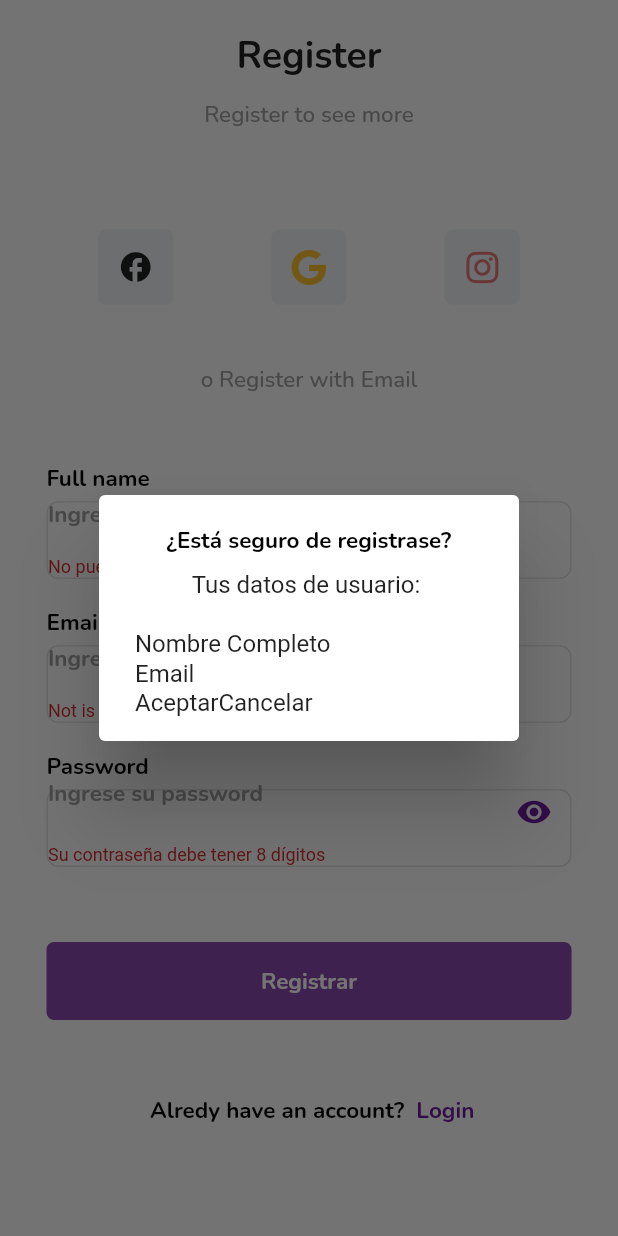
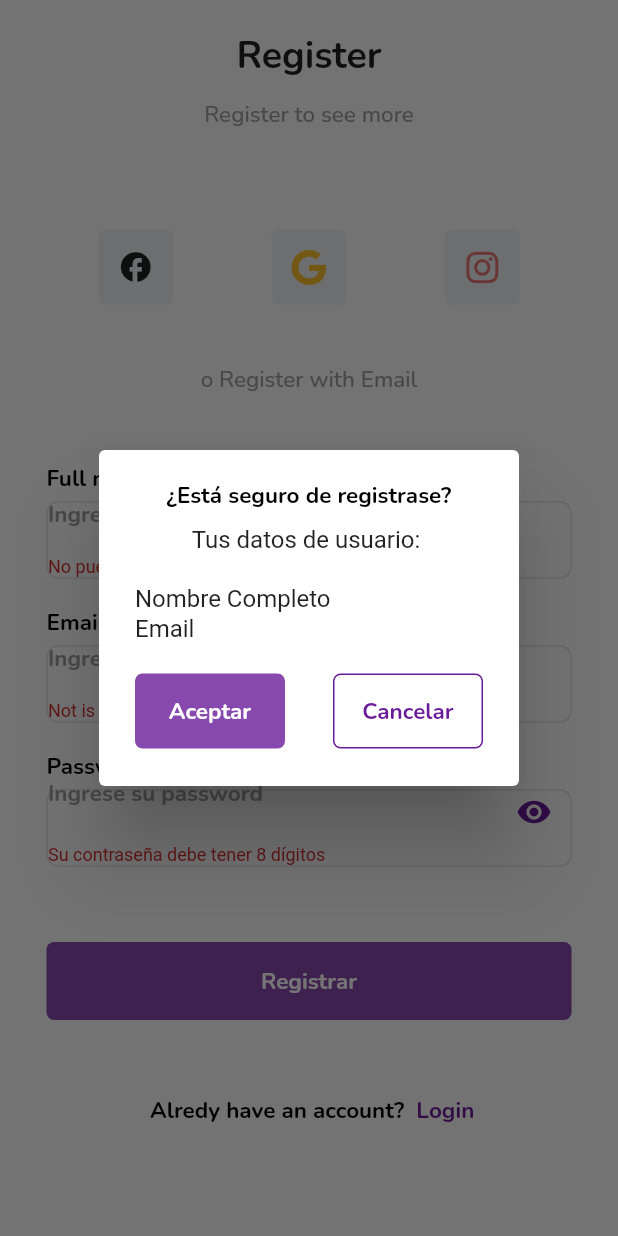
Before and after one commit to renzorosaz/certus_example1, a Flutter app: the screen it shows after launch, after a tap on "Registrar", on a phone screen of 412 x 824 dp. Run offline on Flutter 3.47's test engine with Material 2 defaults, Android fonts, the phone set to English and light mode, and no system bars; our stand-ins replace font_awesome_flutter, google_fonts.

```diff
--- /dev/null
+++ b/lib/home_page.dart
@@ -0,0 +1,12 @@
+import 'package:flutter/material.dart';
+
+class HomePage extends StatelessWidget {
+  const HomePage({Key? key}) : super(key: key);
+
+  @override
+  Widget build(BuildContext context) {
+    return Scaffold(
+      appBar: AppBar(title: Text("Pantalla Principal")),
+    );
+  }
+}
--- a/lib/register_screen.dart
+++ b/lib/register_screen.dart
@@ -1,8 +1,11 @@
 import 'package:example1_flutter/utils/fonts.dart';
+import 'package:example1_flutter/widgets/buttons/button_alert.dart';
+import 'package:example1_flutter/widgets/buttons/button_alert_only_border.dart';
 import 'package:example1_flutter/widgets/list/list_buttons_social_media.dart';
 import 'package:flutter/material.dart';
 import 'package:google_fonts/google_fonts.dart';
 
+import 'home_page.dart';
 import 'model/user.dart';
 import 'widgets/buttons/button.dart';
 
@@ -84,10 +87,11 @@ class _RegisterScreenState extends State<RegisterScreen> {
                           user.password = passController.text;
                           await showDialog(
                               context: context,
+                              barrierDismissible: false,
                               builder: (context) {
                                 return AlertDialog(
                                   content: Container(
-                                    height: 120,
+                                    height: 180,
                                     child: Column(children: [
                                       Text("¿Está seguro de registrase?",
                                           style: APTextStyle(context)
@@ -115,10 +119,28 @@ class _RegisterScreenState extends State<RegisterScreen> {
                                           ),
                                         ],
                                       ),
+                                      SizedBox(height: 20),
                                       Row(
+                                        mainAxisAlignment:
+                                            MainAxisAlignment.spaceBetween,
                                         children: [
-                                          Text("Aceptar"),
-                                          Text("Cancelar")
+                                          ButtonAlert(
+                                            onTap: () {
+                                              //WIDGET QUE PERMITE NAVEGAR  HACIA OTRA PANTALL
+                                              Navigator.push(
+                                                  context,
+                                                  MaterialPageRoute(
+                                                      builder: (context) =>
+                                                          HomePage()));
+                                            },
+                                            texto: "Aceptar",
+                                          ),
+                                          ButtonAlertOnlyBorder(
+                                            onTap: () {
+                                              Navigator.pop(context);
+                                            },
+                                            texto: "Cancelar",
+                                          ),
                                         ],
                                       )
                                     ]),
@@ -268,3 +290,16 @@ Widget underTitleRegister() {
       style: GoogleFonts.nunito(
           fontSize: 15, color: Colors.grey, fontWeight: FontWeight.w500));
 }
+
+//TAREA : CONSTRUIR UNA PANTALLA DE LOGIN DE USUARIO( INICIAR SESIÓN)
+
+// RECOMENDACIONES:
+
+//CREAR VARIABLES
+//CREAR CONTROLADORES
+//UTILIZAR TEXTFORMFIELDS
+
+
+//CREAR BOTON " INICIAR SESION"
+  // MOSTRAR UNA ALERTA -  CON LAS VARIABLES UTILIZADAS
+  //NAVEGAR A UNA PAGINA NUEVA HOMEPAGE
--- /dev/null
+++ b/lib/widgets/buttons/button_alert.dart
@@ -0,0 +1,32 @@
+import 'package:flutter/material.dart';
+
+import '../../utils/fonts.dart';
+
+class ButtonAlert extends StatelessWidget {
+  void Function()? onTap;
+  String texto;
+
+  ButtonAlert({
+    required this.texto,
+    required this.onTap,
+    Key? key,
+  }) : super(key: key);
+
+  @override
+  Widget build(BuildContext context) {
+    return GestureDetector(
+      onTap: onTap,
+      child: Container(
+          width: 100,
+          height: 50,
+          decoration: BoxDecoration(
+              borderRadius: BorderRadius.circular(5),
+              color: Colors.purple[800]!.withOpacity(0.8)),
+          child: Center(
+              child: Text(texto,
+                  style: APTextStyle(context)
+                      .titleInputText
+                      .copyWith(color: Colors.white)))),
+    );
+  }
+}
--- /dev/null
+++ b/lib/widgets/buttons/button_alert_only_border.dart
@@ -0,0 +1,33 @@
+import 'package:flutter/material.dart';
+
+import '../../utils/fonts.dart';
+
+class ButtonAlertOnlyBorder extends StatelessWidget {
+  void Function()? onTap;
+  String texto;
+
+  ButtonAlertOnlyBorder({
+    required this.texto,
+    required this.onTap,
+    Key? key,
+  }) : super(key: key);
+
+  @override
+  Widget build(BuildContext context) {
+    return GestureDetector(
+      onTap: onTap,
+      child: Container(
+          width: 100,
+          height: 50,
+          decoration: BoxDecoration(
+              border: Border.all(color: Colors.purple[800]!),
+              borderRadius: BorderRadius.circular(5),
+              color: Colors.white),
+          child: Center(
+              child: Text(texto,
+                  style: APTextStyle(context)
+                      .titleInputText
+                      .copyWith(color: Colors.purple[800])))),
+    );
+  }
+}
```
Also changed, not shown: lib/utils/future.dart (renamed from lib/future.dart).
